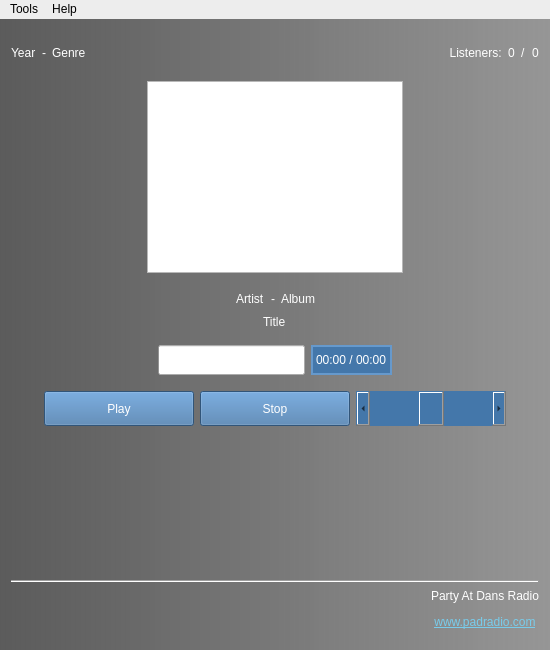
First picture: the form in window.ui, repository PartyAtDansRadio/PadRadio, before the edit.
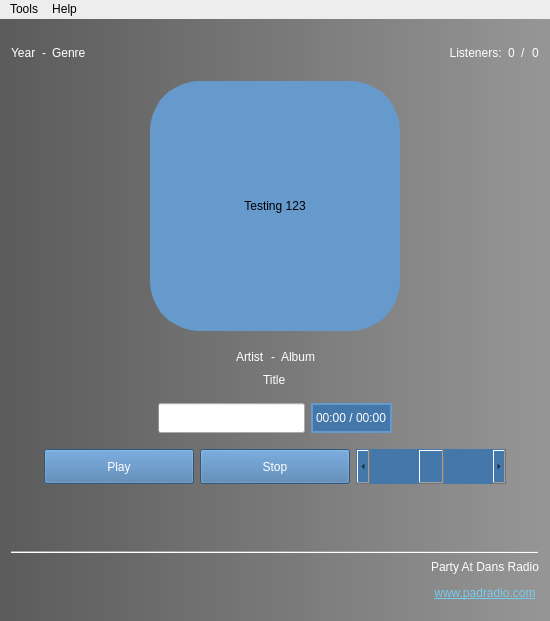
Second picture: the form after the edit. Icons and pictures are not drawn. Custom widgets are drawn as their Qt base class.

Commit message:
Redo of album art viewer
Removed AlbumArt class and replaced it with QToolButton.
Added small player mode.
Fixed "album art needs to be scaled".
Fixed "empty album art results in a crash".

```diff
--- a/window.ui
+++ b/window.ui
@@ -7,7 +7,7 @@
     <x>0</x>
     <y>0</y>
     <width>550</width>
-    <height>650</height>
+    <height>621</height>
    </rect>
   </property>
   <property name="sizePolicy">
@@ -19,7 +19,7 @@
   <property name="minimumSize">
    <size>
     <width>550</width>
-    <height>650</height>
+    <height>300</height>
    </size>
   </property>
   <property name="windowTitle">
@@ -33,6 +33,7 @@
    <string notr="true">#centralWidget {
         background-color: qlineargradient(spread:pad, x1:0, y1:0, x2:1, y2:0, stop:0 rgba(50, 50, 50, 200), stop:1 rgba(150, 150, 150, 255));
 }
+
 QLabel, QPushButton, ScrollText {
         font: 666 14pt &quot;Cantarell&quot;;
         color:#FFFFFF;
@@ -45,13 +46,19 @@
         border-radius: 30px;
         background-color: #69C;
 }
-#musicTitle {
+#toolAlbumArt, #musicTitle {
         font: 666 16pt &quot;Cantarell&quot;;
 }
 #musicTimeLeft {
         border: 2px solid #69C;
         background-color: #47A;
-}</string>
+}
+
+#toolAlbumArt {
+		border: 15px solid #69C;
+        border-radius: 50px;
+        background-color: #69C;
+    }</string>
   </property>
   <widget class="QWidget" name="centralWidget">
    <layout class="QVBoxLayout" name="verticalLayout">
@@ -198,31 +205,35 @@
       <property name="bottomMargin">
        <number>10</number>
       </property>
-      <item alignment="Qt::AlignHCenter|Qt::AlignTop">
-       <widget class="AlbumArt" name="graphicsView">
+      <item>
+       <widget class="QToolButton" name="toolAlbumArt">
         <property name="sizePolicy">
-         <sizepolicy hsizetype="Expanding" vsizetype="Expanding">
+         <sizepolicy hsizetype="Fixed" vsizetype="Expanding">
           <horstretch>0</horstretch>
           <verstretch>0</verstretch>
          </sizepolicy>
         </property>
-        <property name="maximumSize">
+        <property name="minimumSize">
          <size>
-          <width>16777215</width>
-          <height>16777215</height>
+          <width>250</width>
+          <height>250</height>
          </size>
         </property>
-        <property name="styleSheet">
-         <string notr="true"/>
+        <property name="text">
+         <string>Testing 123</string>
         </property>
-        <property name="verticalScrollBarPolicy">
-         <enum>Qt::ScrollBarAlwaysOff</enum>
+        <property name="icon">
+         <iconset resource="Files.qrc">
+          <normaloff>:/PadImg</normaloff>:/PadImg</iconset>
         </property>
-        <property name="horizontalScrollBarPolicy">
-         <enum>Qt::ScrollBarAlwaysOff</enum>
+        <property name="iconSize">
+         <size>
+          <width>250</width>
+          <height>250</height>
+         </size>
         </property>
-        <property name="renderHints">
-         <set>QPainter::Antialiasing|QPainter::HighQualityAntialiasing|QPainter::SmoothPixmapTransform|QPainter::TextAntialiasing</set>
+        <property name="autoRaise">
+         <bool>false</bool>
         </property>
        </widget>
       </item>
@@ -701,11 +712,6 @@
    <header location="global">scrolltext.h</header>
    <container>1</container>
   </customwidget>
-  <customwidget>
-   <class>AlbumArt</class>
-   <extends>QGraphicsView</extends>
-   <header location="global">albumart.h</header>
-  </customwidget>
  </customwidgets>
  <resources>
   <include location="Files.qrc"/>
```
Left out of the diff: 2 changed lines with no effect on the pictures. The commit also changes 9 other files.
